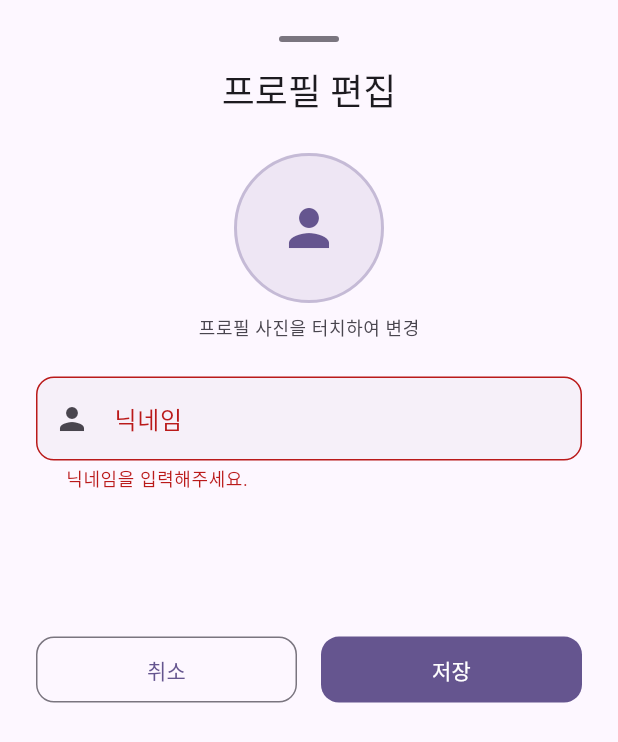
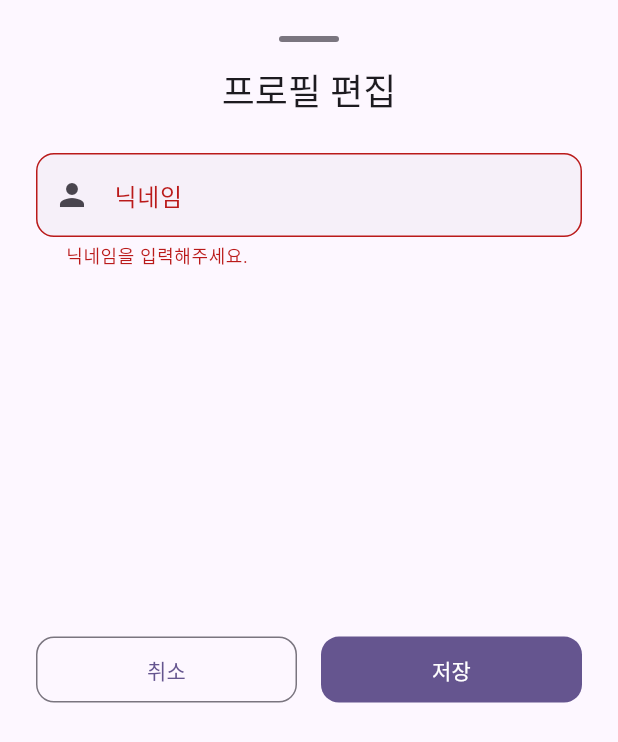
Before and after one commit to ridu-ducksushi/Myot_02, a Flutter app: the _EditProfileSheet widget shown alone on an empty page, opened directly, after a tap on "저장", on a phone screen of 412 x 824 dp. Shown: the top 742 px of the screen. Run offline on Flutter 3.47's test engine with Material 3 defaults, Android fonts, the phone set to English and light mode, and no system bars; our stand-ins replace easy_localization, firebase_messaging, fl_chart, flutter_image_compress, flutter_local_notifications, flutter_riverpod and 6 more; accounts and stored records are empty; network calls fail.

Commit message:
refactor: Remove profile image editing feature from Settings
- Remove edit button from user profile section
- Remove profile image picker and upload functionality
- Keep nickname editing feature for future use
- Remove unused image_picker import
- Simplify profile editing to focus on essential information

This change simplifies the Settings screen by removing redundant profile image functionality, as pet profile management is sufficient.

```diff
--- a/lib/features/settings/placeholder.dart
+++ b/lib/features/settings/placeholder.dart
@@ -4,7 +4,6 @@ import 'package:flutter_riverpod/flutter_riverpod.dart';
 import 'package:go_router/go_router.dart';
 import 'package:supabase_flutter/supabase_flutter.dart';
 import 'package:easy_localization/easy_localization.dart';
-import 'package:image_picker/image_picker.dart';
 import 'package:petcare/core/providers/pets_provider.dart';
 import 'package:petcare/data/local/database.dart';
 import 'package:petcare/data/services/image_service.dart';
@@ -173,14 +172,6 @@ class _SettingsPlaceholderState extends ConsumerState<SettingsPlaceholder> {
     );
   }
 
-  void _showEditProfileDialog(BuildContext context) {
-    showModalBottomSheet<void>(
-      context: context,
-      isScrollControlled: true,
-      builder: (context) => const _EditProfileSheet(),
-    );
-  }
-
   Widget _buildUserProfileSection(BuildContext context) {
     final user = Supabase.instance.client.auth.currentUser;
     final email = user?.email ?? 'Unknown';
@@ -276,15 +267,6 @@ class _SettingsPlaceholderState extends ConsumerState<SettingsPlaceholder> {
                       ),
                     ),
                   ],
-                ),
-              ),
-
-              // 편집 아이콘
-              IconButton(
-                onPressed: () => _showEditProfileDialog(context),
-                icon: Icon(
-                  Icons.edit,
-                  color: Theme.of(context).colorScheme.onSurfaceVariant,
                 ),
               ),
             ],
@@ -515,9 +497,7 @@ class _EditProfileSheet extends ConsumerStatefulWidget {
 class _EditProfileSheetState extends ConsumerState<_EditProfileSheet> {
   final _formKey = GlobalKey<FormState>();
   final _displayNameController = TextEditingController();
-  final ImagePicker _imagePicker = ImagePicker();
 
-  File? _selectedImage;
   bool _isLoading = false;
 
   @override
@@ -531,45 +511,14 @@ class _EditProfileSheetState extends ConsumerState<_EditProfileSheet> {
     final displayName = user?.userMetadata?['display_name'] as String? ??
                       user?.userMetadata?['full_name'] as String? ??
                       '';
-    final avatarUrl = user?.userMetadata?['avatar_url'] as String?;
 
     _displayNameController.text = displayName;
-
-    // 기존 아바타 URL이 있으면 로드
-    if (avatarUrl != null && avatarUrl.isNotEmpty) {
-      // 네트워크 이미지를 File로 변환하는 것은 복잡하므로
-      // 일단 _selectedImage는 null로 두고 UI에서 네트워크 이미지 표시
-      print('📸 기존 아바타 URL 발견: $avatarUrl');
-    }
   }
 
   @override
   void dispose() {
     _displayNameController.dispose();
     super.dispose();
-  }
-
-  Future<void> _pickImage() async {
-    try {
-      final XFile? image = await _imagePicker.pickImage(
-        source: ImageSource.gallery,
-        maxWidth: 512,
-        maxHeight: 512,
-        imageQuality: 80,
-      );
-
-      if (image != null) {
-        setState(() {
-          _selectedImage = File(image.path);
-        });
-      }
-    } catch (e) {
-      if (mounted) {
-        ScaffoldMessenger.of(context).showSnackBar(
-          SnackBar(content: Text('이미지 선택 실패: $e')),
-        );
-      }
-    }
   }
 
   Future<void> _updateProfile() async {
@@ -586,48 +535,13 @@ class _EditProfileSheetState extends ConsumerState<_EditProfileSheet> {
       }
 
       final displayName = _displayNameController.text.trim();
-      String? avatarUrl;
 
       print('🔧 프로필 업데이트 시도: displayName=$displayName');
 
-      // 프로필 이미지 업로드 (선택된 경우)
-      if (_selectedImage != null) {
-        try {
-          final fileName = '${user.id}/avatar.jpg';
-          print('📸 이미지 업로드 시작: $fileName');
-
-          final response = await Supabase.instance.client.storage
-              .from('avatars')
-              .upload(fileName, _selectedImage!, fileOptions: const FileOptions(
-                cacheControl: '3600',
-                upsert: true, // 기존 파일 덮어쓰기
-              ));
-
-          if (response.isNotEmpty) {
-            avatarUrl = Supabase.instance.client.storage
-                .from('avatars')
-                .getPublicUrl(fileName);
-            print('✅ 이미지 업로드 성공: $avatarUrl');
-          }
-        } catch (e) {
-          print('❌ 이미지 업로드 실패: $e');
-          // 이미지 업로드 실패해도 닉네임 업데이트는 계속 진행
-          if (mounted) {
-            ScaffoldMessenger.of(context).showSnackBar(
-              SnackBar(content: Text('이미지 업로드 실패: $e')),
-            );
-          }
-        }
-      }
-
-      // 사용자 메타데이터 업데이트
+      // 사용자 메타데이터 업데이트 (닉네임만)
       final metadata = <String, dynamic>{
         'display_name': displayName,
       };
-
-      if (avatarUrl != null) {
-        metadata['avatar_url'] = avatarUrl;
-      }
 
       final response = await Supabase.instance.client.auth.updateUser(
         UserAttributes(data: metadata),
@@ -690,46 +604,6 @@ class _EditProfileSheetState extends ConsumerState<_EditProfileSheet> {
                   Text(
                     '프로필 편집',
                     style: Theme.of(context).textTheme.headlineSmall,
-                  ),
-                  const SizedBox(height: 24),
-
-                  // Profile Image
-                  Center(
-                    child: GestureDetector(
-                      onTap: _pickImage,
-                      child: Container(
-                        width: 100,
-                        height: 100,
-                        decoration: BoxDecoration(
-                          color: Theme.of(context).colorScheme.primary.withOpacity(0.1),
-                          borderRadius: BorderRadius.circular(50),
-                          border: Border.all(
-                            color: Theme.of(context).colorScheme.primary.withOpacity(0.3),
-                            width: 2,
-                          ),
-                        ),
-                        child: _selectedImage != null
-                            ? ClipRRect(
-                                borderRadius: BorderRadius.circular(48),
-                                child: Image.file(
-                                  _selectedImage!,
-                                  fit: BoxFit.cover,
-                                ),
-                              )
-                            : Icon(
-                                Icons.person,
-                                color: Theme.of(context).colorScheme.primary,
-                                size: 40,
-                              ),
-                      ),
-                    ),
-                  ),
-                  const SizedBox(height: 8),
-                  Text(
-                    '프로필 사진을 터치하여 변경',
-                    style: Theme.of(context).textTheme.bodySmall?.copyWith(
-                      color: Theme.of(context).colorScheme.onSurfaceVariant,
-                    ),
                   ),
                   const SizedBox(height: 24),
 
```
